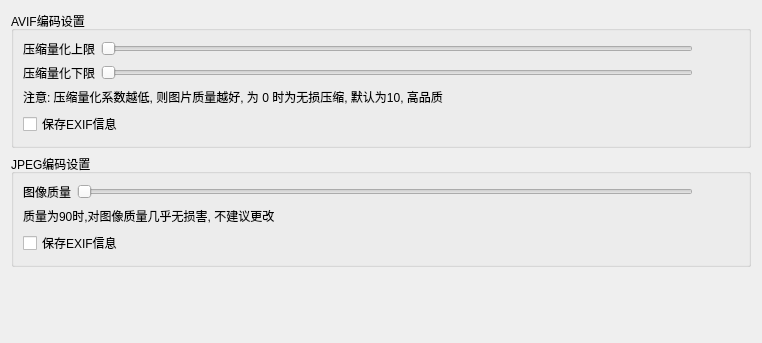
jj11hh/qavif-convert, file dialogsettings.ui: the form before one commit; both pictures show x 0 to 762 and y 0 to 343 of the 762 by 576 pixel window.
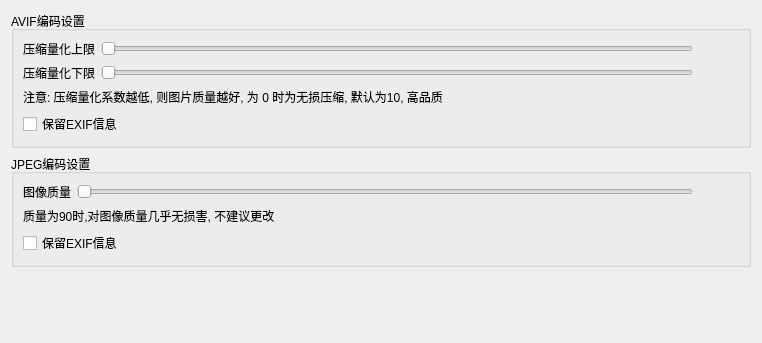
The form after the commit.

Patch:
```diff
--- a/dialogsettings.ui
+++ b/dialogsettings.ui
@@ -112,7 +112,7 @@
         <item>
          <widget class="QCheckBox" name="checkAVIFEXIF">
           <property name="text">
-           <string>保存EXIF信息</string>
+           <string>保留EXIF信息</string>
           </property>
          </widget>
         </item>
@@ -177,7 +177,7 @@
       <item>
        <widget class="QCheckBox" name="checkJPEGEXIF">
         <property name="text">
-         <string>保存EXIF信息</string>
+         <string>保留EXIF信息</string>
         </property>
        </widget>
       </item>
```
